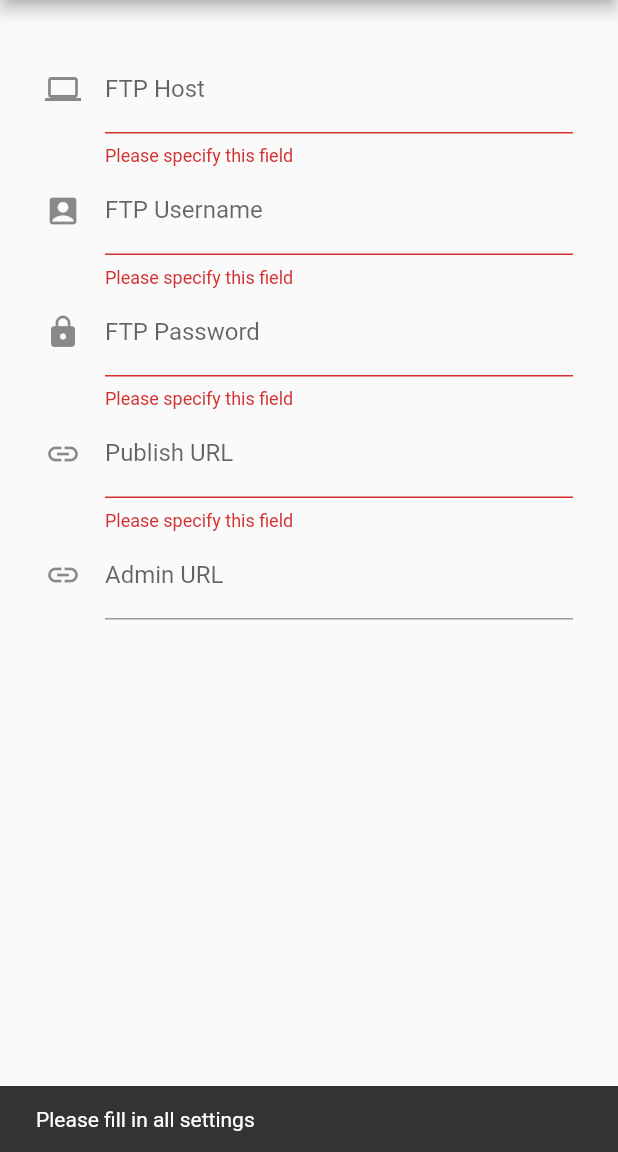
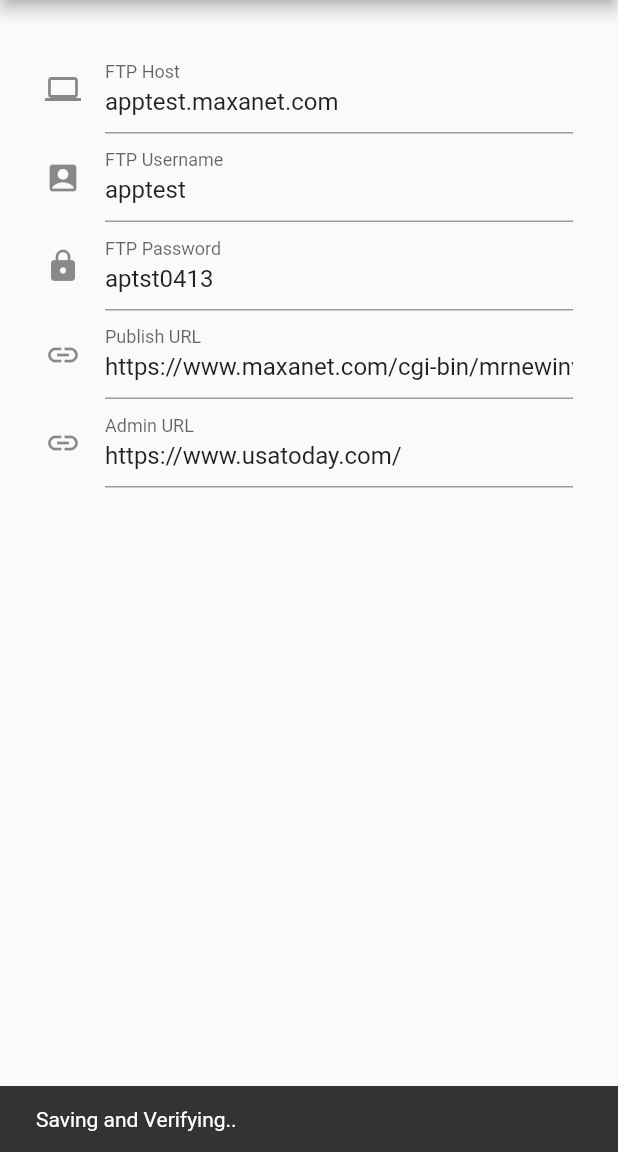
Before and after one commit to acidjazz/uploader, a Flutter app: the Settings screen opened by its route, after a tap on "SAVE", on a phone screen of 412 x 824 dp, the part 84-1236 px from its top. Run offline on Flutter 3.47's test engine with Material 2 defaults, Android fonts, the phone set to English and light mode, and no system bars; our stand-ins replace connectivity, flutter_native_image, image_picker, shared_preferences; missing offline and left inert: a package; accounts and stored records are empty; network calls fail.

Commit message:
✨ Regexp checking inventory name, filling in defaults for info

```diff
--- a/lib/InventoryData.dart
+++ b/lib/InventoryData.dart
@@ -286,7 +286,6 @@
 
     await request.send().then((response) {
 
-      https://www.change.org/p/lg-please-revive-3d-on-a-2018-oled-tv-model
       response.stream.transform(UTF8.decoder).listen((data) {
         this.url = json.decode(data)['imageName'];
         this.thumbnail = json.decode(data)['thumbnailName'];
--- a/lib/UserData.dart
+++ b/lib/UserData.dart
@@ -8,16 +8,17 @@
 
 class UserData {
 
+  /* ROLLOUT: REMOVE DEFAULTS FIRST */
   Future<SharedPreferences> _prefs = SharedPreferences.getInstance();
-  String email = '';
-  String password = '';
-  String ftpHost = '';
-  String ftpUsername = '';
-  String ftpPassword = '';
+  String email = 'exampled';
+  String password = 'nexd123pw4';
+  String ftpHost = 'apptest.maxanet.com';
+  String ftpUsername = 'apptest';
+  String ftpPassword = 'aptst0413';
   String ftpValid = 'false';
 
-  String publishURL = '';
-  String adminURL = '';
+  String publishURL = 'https://www.maxanet.com/cgi-bin/mrnewinv.cgi';
+  String adminURL = 'https://www.usatoday.com/';
 
   static final UserData _singleton = new UserData._internal();
   UserData._internal();
@@ -25,15 +26,15 @@
 
   Future<bool> load () async {
     final SharedPreferences prefs = await _prefs;
-    this.email = prefs.getString('email');
-    this.password = prefs.getString('password');
-    this.ftpHost = prefs.getString('ftpHost');
-    this.ftpUsername = prefs.getString('ftpUsername');
-    this.ftpPassword = prefs.getString('ftpPassword');
-    this.ftpValid = prefs.getString('ftpValid');
+    this.email ??= prefs.getString('email');
+    this.password ??= prefs.getString('password');
+    this.ftpHost ??= prefs.getString('ftpHost');
+    this.ftpUsername ??= prefs.getString('ftpUsername');
+    this.ftpPassword ??= prefs.getString('ftpPassword');
+    this.ftpValid ??= prefs.getString('ftpValid');
 
-    this.publishURL = prefs.getString('publishURL');
-    this.adminURL = prefs.getString('adminURL');
+    this.publishURL ??= prefs.getString('publishURL');
+    this.adminURL ??= prefs.getString('adminURL');
 
     return true;
   }
--- a/lib/pages/inventories.dart
+++ b/lib/pages/inventories.dart
@@ -41,7 +41,11 @@
       return 'Please specify a name';
     }
 
-    if (!new RegExp("/[a-zA-Z0-9]+").hasMatch(value)) {
+    RegExp test = new RegExp(r"^[a-zA-Z0-9]+$");
+    print(value);
+    print(test.hasMatch(value));
+
+    if (!test.hasMatch(value)) {
       return 'Name can only be A-z and 0-9';
     }
 
--- a/pubspec.yaml
+++ b/pubspec.yaml
@@ -14,7 +14,7 @@
     sdk: flutter
   flutter_launcher_icons: ^0.3.2
   shared_preferences: ^0.3.3
-  image_picker: ^0.4.2
+  image_picker: ^0.4.4
   connectivity: ^0.3.0
   image: ^1.1.30
   path_provider: ^0.4.0
```
Also changed, not shown: lib/pages/inventoryModify.dart (+10 -3 lines), pubspec.lock.
